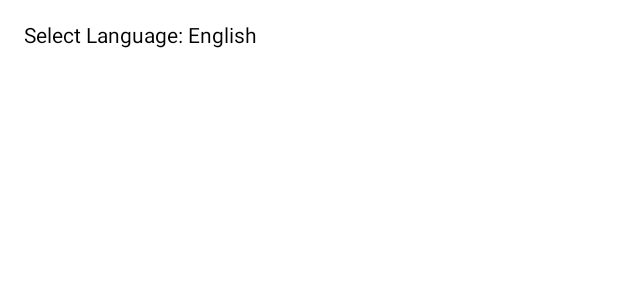
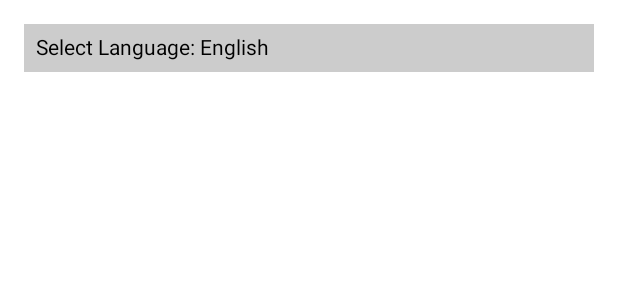
Before and after one commit to myofficework000/ReviewApp, an Android app built with Jetpack Compose: the @Preview function LanguageSelectorPreview, on a phone screen of 412 x 824 dp. Shown: the top 300 px of the screen. Run offline under Robolectric (Android 15) with nearby library versions, the phone set to English and light mode, and no system bars; our stand-ins replace Dagger/Hilt's generated code.

Commit message:
drop down fixed

```diff
--- a/app/src/main/java/com/code4galaxy/reviewnow/view/feature/user/settings/LanguageSelector.kt
+++ b/app/src/main/java/com/code4galaxy/reviewnow/view/feature/user/settings/LanguageSelector.kt
@@ -1,6 +1,7 @@
 package com.code4galaxy.reviewnow.view.feature.user.settings
 
 import androidx.compose.foundation.background
+import androidx.compose.foundation.clickable
 import androidx.compose.foundation.layout.Column
 import androidx.compose.foundation.layout.Spacer
 import androidx.compose.foundation.layout.fillMaxWidth
@@ -51,7 +52,13 @@ fun LanguageDropdown(
     val languages = listOf("en" to "English", "es" to "Spanish", "fr" to "French")
 
     Column(modifier = modifier.padding(dimensionResource(R.dimen.dimen_16_dp))) {
-        Text(text = "Select Language: ${languages.find { it.first == selectedLanguage }?.second ?: selectedLanguage}")
+        Text(text = "Select Language: ${languages.find { it.first == selectedLanguage }?.second ?: selectedLanguage}",
+            modifier = Modifier
+                .fillMaxWidth()
+                .background(Color.LightGray)
+                .padding(dimensionResource(R.dimen.dimen_8_dp))
+                .clickable { expanded = true }
+            )
 
         Spacer(modifier = modifier.padding(dimensionResource(R.dimen.dimen_8_dp)))
 
@@ -68,7 +75,7 @@ fun LanguageDropdown(
                 DropdownMenuItem(
                     text = { Text(text = label) },
                     onClick = {
-                        expanded = true
+                        expanded = false
                         onLanguageSelected(code)
                     })
             }
```
